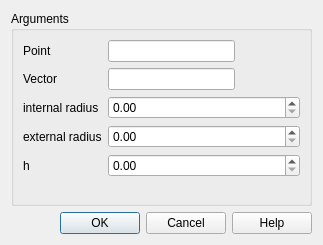
First picture: the form in src/HEXABLOCKGUI/Pipe_QTD.ui, repository SalomePlatform/hexablock, before the edit.
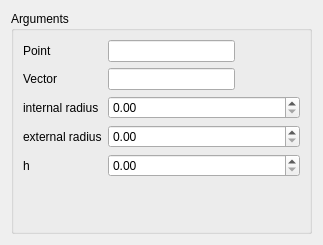
Second picture: the form after the edit.

Commit message: fixed : selection model added : highlight on propagation's edges 	apply button on dialog panel updated : association menu, object brower's name, menu always showing, ...

Patch:
```diff
--- a/src/HEXABLOCKGUI/Pipe_QTD.ui
+++ b/src/HEXABLOCKGUI/Pipe_QTD.ui
@@ -93,16 +93,6 @@
      </layout>
     </widget>
    </item>
-   <item>
-    <widget class="QDialogButtonBox" name="buttonBox">
-     <property name="orientation">
-      <enum>Qt::Horizontal</enum>
-     </property>
-     <property name="standardButtons">
-      <set>QDialogButtonBox::Cancel|QDialogButtonBox::Ok|QDialogButtonBox::Help</set>
-     </property>
-    </widget>
-   </item>
   </layout>
  </widget>
  <resources/>
```
Left out of the diff: 35 changed lines with no effect on the pictures. The commit also changes 37 other files.
